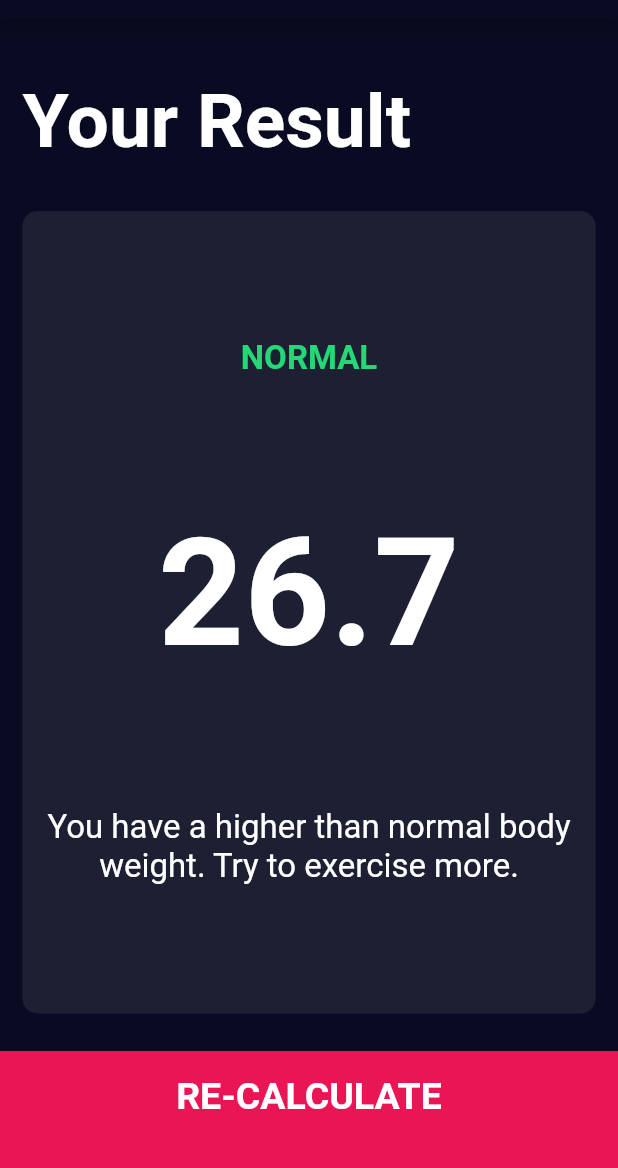
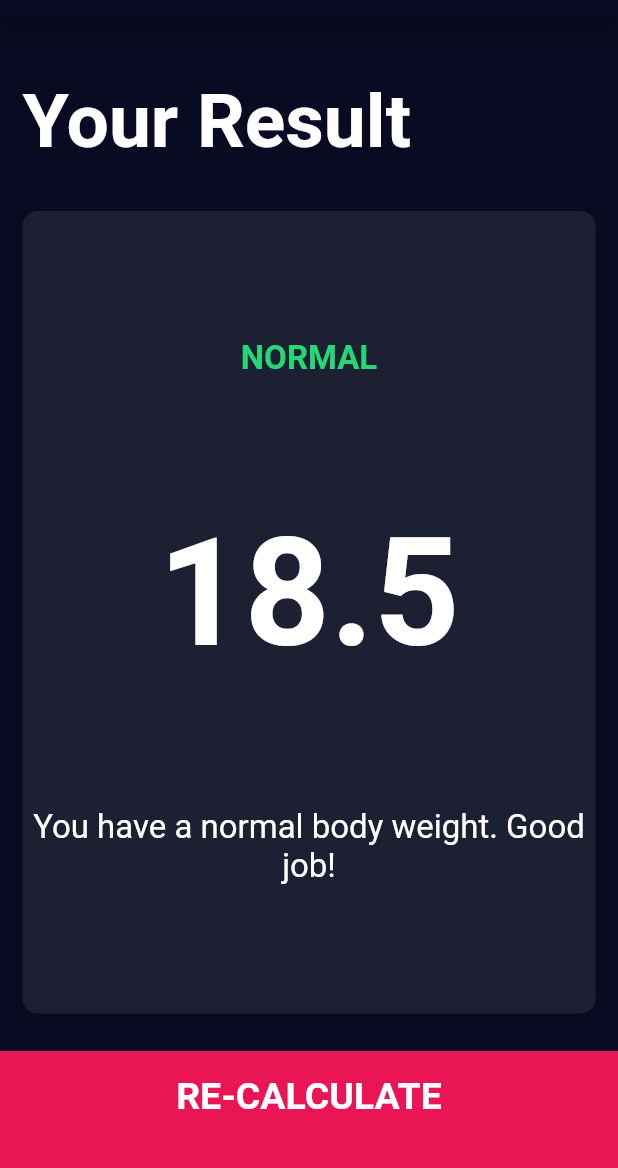
Before and after one commit to FrancaTM/bmi-calc, a Flutter app: the screen it shows after launch, after a tap on "CALCULATE", on a phone screen of 412 x 824 dp, the part 65-1233 px from its top. Run offline on Flutter 3.47's test engine with Material 2 defaults, Android fonts, the phone set to English and light mode, and no system bars; our stand-ins replace font_awesome_flutter.

Commit message:
add calculator logic

```diff
--- /dev/null
+++ b/lib/calculator_brain.dart
@@ -0,0 +1,36 @@
+import 'dart:math';
+
+class CalculatorBrain {
+  final int height;
+  final int weight;
+
+  double _bmi;
+
+  CalculatorBrain({this.height, this.weight});
+
+  String calculateBMI() {
+    _bmi = weight / pow(height / 100, 2);
+    return _bmi.toStringAsFixed(1);
+  }
+
+// TODO: refactor result and interpretation methods?
+  String getResult() {
+    if (_bmi >= 25) {
+      return 'Overweight';
+    } else if (_bmi > 18.5) {
+      return 'Normal';
+    } else {
+      return 'Underweight';
+    }
+  }
+
+  String getInterpretation() {
+    if (_bmi >= 25) {
+      return 'You have a higher than normal body weight. Try to exercise more';
+    } else if (_bmi > 18.5) {
+      return 'You have a normal body weight. Good job!';
+    } else {
+      return 'You have a lower than normal body weight. You can eat a bit more';
+    }
+  }
+}
--- a/lib/screens/input_page.dart
+++ b/lib/screens/input_page.dart
@@ -1,3 +1,4 @@
+import 'package:bmi_calc/calculator_brain.dart';
 import 'package:flutter/material.dart';
 import 'package:font_awesome_flutter/font_awesome_flutter.dart';
 
@@ -210,10 +211,17 @@ class _InputPageState extends State<InputPage> {
           BottomButton(
             buttonTitle: 'CALCULATE',
             onTap: () {
+              CalculatorBrain calc =
+                  CalculatorBrain(height: height, weight: weight);
+
               Navigator.push(
                 context,
                 MaterialPageRoute(
-                  builder: (context) => ResultsPage(),
+                  builder: (context) => ResultsPage(
+                    bmiResult: calc.calculateBMI(),
+                    resultText: calc.getResult(),
+                    interpretation: calc.getInterpretation(),
+                  ),
                 ),
               );
             },
--- a/lib/screens/results_page.dart
+++ b/lib/screens/results_page.dart
@@ -5,6 +5,16 @@ import '../constants.dart';
 import 'package:bmi_calc/components/bottom_button.dart';
 
 class ResultsPage extends StatelessWidget {
+  final String bmiResult;
+  final String resultText;
+  final String interpretation;
+
+  const ResultsPage({
+    @required this.bmiResult,
+    @required this.resultText,
+    @required this.interpretation,
+  });
+
   @override
   Widget build(BuildContext context) {
     return Scaffold(
@@ -33,15 +43,15 @@ class ResultsPage extends StatelessWidget {
                   crossAxisAlignment: CrossAxisAlignment.center,
                   children: <Widget>[
                     Text(
-                      'NORMAL',
+                      resultText.toUpperCase(),
                       style: kResultTextStyle,
                     ),
                     Text(
-                      '26.7',
+                      bmiResult,
                       style: kBMITextStyle,
                     ),
                     Text(
-                      'You have a higher than normal body weight. Try to exercise more.',
+                      interpretation,
                       textAlign: TextAlign.center,
                       style: kBodyTextStyle,
                     ),
```
